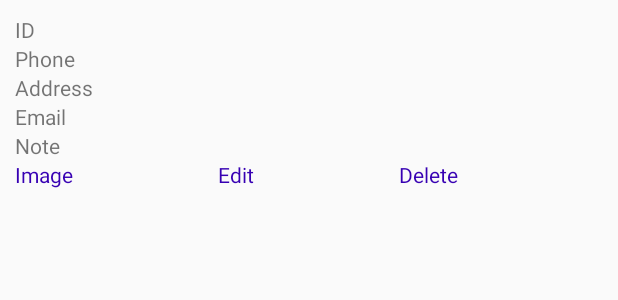
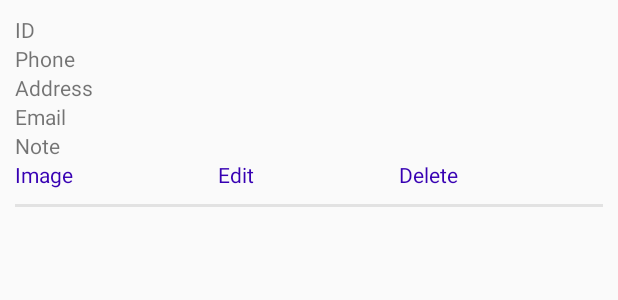
Before and after one commit to AsianJesus/azercosmos-business-card-database, an Android app: the layout list_child_item.xml on its own in the app's theme, with its tools: preview values and no code run, on a phone screen of 412 x 824 dp. Shown: the top 300 px of the screen. Run offline under Robolectric (Android 15) with nearby library versions, the phone set to English and light mode, and no system bars.

Commit message:
Design changes

```diff
--- a/android/app/src/main/java/com/ohmycthulhu/businesscarddatabase/ShowImageModal.kt
+++ b/android/app/src/main/java/com/ohmycthulhu/businesscarddatabase/ShowImageModal.kt
@@ -5,10 +5,13 @@ import android.app.Dialog
 import android.app.DownloadManager
 import android.content.Context
 import android.content.Context.DOWNLOAD_SERVICE
+import android.graphics.Color
+import android.graphics.drawable.ColorDrawable
 import android.net.Uri
 import android.os.Bundle
 import android.os.Environment
 import android.support.v4.app.DialogFragment
+import android.view.Window
 import android.widget.TextView
 import android.widget.Toast
 import java.io.File
@@ -23,6 +26,7 @@ class ShowImageModal : DialogFragment() {
             val inflater = requireActivity().layoutInflater
             val view = inflater.inflate(R.layout.show_image_modal, null)
             LoadImage(view.findViewById(R.id.showImageModalImage), context as Context).execute(url)
+
             view.findViewById<TextView>(R.id.showImageModalSave).setOnClickListener {
                 if (context != null) {
                     Toast.makeText(context, "It was clicked", Toast.LENGTH_SHORT).show()
@@ -43,6 +47,7 @@ class ShowImageModal : DialogFragment() {
                     Toast.makeText(context, "It was ended. Id is $downloadID", Toast.LENGTH_SHORT).show()
                 }
             }
+            // (dialog.window as Window).setBackgroundDrawable(ColorDrawable(Color.TRANSPARENT))
             builder.setView(view)
 
             builder.create()
--- a/android/app/src/main/res/layout/list_child_item.xml
+++ b/android/app/src/main/res/layout/list_child_item.xml
@@ -1,6 +1,6 @@
 <?xml version="1.0" encoding="utf-8"?>
 <RelativeLayout xmlns:android="http://schemas.android.com/apk/res/android"
-                                           android:layout_width="fill_parent"
+                xmlns:app="http://schemas.android.com/apk/res-auto" android:layout_width="fill_parent"
                                            android:layout_height="wrap_content"
                                            android:padding="10dp">
     <LinearLayout
@@ -28,12 +28,10 @@
                 android:text="Note"
                 android:layout_width="match_parent"
                 android:layout_height="wrap_content" android:id="@+id/listItemNote"/>
-    </LinearLayout>
         <LinearLayout
                 android:orientation="horizontal"
                 android:layout_width="match_parent"
                 android:layout_height="wrap_content"
-            android:layout_below="@id/listItemInfo"
         >
             <TextView
                     android:text="Image"
@@ -51,5 +49,12 @@
                     android:layout_height="wrap_content" android:id="@+id/listItemDelete" android:layout_weight="1"
                     android:foregroundTint="#00FF5050" android:textColor="@color/design_default_color_primary_dark"/>
         </LinearLayout>
+        <ImageView
+                android:layout_width="match_parent"
+                android:layout_height="2dp"
+                app:srcCompat="@android:color/background_dark"
+                android:id="@+id/imageView2" android:layout_marginTop="10dp" android:layout_marginBottom="3dp"
+                android:alpha=".1"/>
+    </LinearLayout>
 
 </RelativeLayout>
```
Also changed, not shown: android/app/src/main/java/com/ohmycthulhu/businesscarddatabase/MainActivity.kt (+10 -5 lines), android/app/src/main/res/layout/content_main.xml (+6 -3 lines), android/app/src/main/res/layout/show_image_modal.xml (+15 -14 lines). Lines whose indentation alone changed are shown as unchanged.
